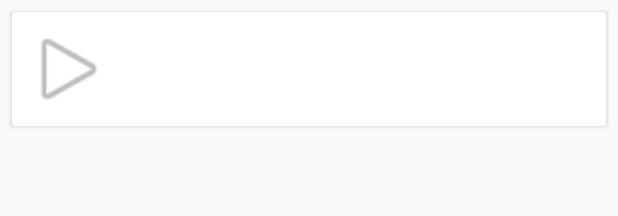
After one commit to Sartikainen/TopMovies, an Android app: the layout trailer_item.xml on its own in the app's theme, with its tools: preview values and no code run, on a phone screen of 412 x 824 dp. The commit adds this screen. Shown: the top 216 px of the screen. Run offline under Robolectric (Android 15) with nearby library versions, the phone set to English and light mode, and no system bars.

Commit message:
add trailer_item, review_item.xml

```diff
--- a/app/src/main/java/com/example/topmovies/FavouriteActivity.java
+++ b/app/src/main/java/com/example/topmovies/FavouriteActivity.java
@@ -15,6 +15,7 @@ import androidx.lifecycle.ViewModelProvider;
 import androidx.recyclerview.widget.GridLayoutManager;
 import androidx.recyclerview.widget.RecyclerView;
 
+import com.example.topmovies.adapters.MovieAdapter;
 import com.example.topmovies.data.FavouriteMovie;
 import com.example.topmovies.data.MainViewModel;
 import com.example.topmovies.data.Movie;
--- a/app/src/main/java/com/example/topmovies/MainActivity.java
+++ b/app/src/main/java/com/example/topmovies/MainActivity.java
@@ -18,6 +18,7 @@ import androidx.lifecycle.ViewModelProvider;
 import androidx.recyclerview.widget.GridLayoutManager;
 import androidx.recyclerview.widget.RecyclerView;
 
+import com.example.topmovies.adapters.MovieAdapter;
 import com.example.topmovies.data.MainViewModel;
 import com.example.topmovies.data.Movie;
 import com.example.topmovies.utils.JSONUtils;
--- /dev/null
+++ b/app/src/main/res/layout/trailer_item.xml
@@ -0,0 +1,38 @@
+<?xml version="1.0" encoding="utf-8"?>
+<androidx.cardview.widget.CardView xmlns:android="http://schemas.android.com/apk/res/android"
+    xmlns:app="http://schemas.android.com/apk/res-auto"
+    xmlns:tools="http://schemas.android.com/tools"
+    android:layout_width="match_parent"
+    android:layout_height="wrap_content"
+    android:layout_margin="8dp">
+
+    <androidx.constraintlayout.widget.ConstraintLayout
+        android:layout_width="match_parent"
+        android:layout_height="wrap_content">
+
+        <ImageView
+            android:id="@+id/ivPlay"
+            android:layout_width="60dp"
+            android:layout_height="60dp"
+            android:layout_margin="8dp"
+            android:contentDescription="@string/launch_trailer"
+            app:layout_constraintBottom_toBottomOf="parent"
+            app:layout_constraintStart_toStartOf="parent"
+            app:layout_constraintTop_toTopOf="parent"
+            app:srcCompat="@android:drawable/ic_media_play">
+        </ImageView>
+
+        <TextView
+            android:id="@+id/tvNameOfVideo"
+            android:layout_width="0dp"
+            android:layout_height="wrap_content"
+            android:layout_margin="8dp"
+            app:layout_constraintStart_toEndOf="@id/ivPlay"
+            app:layout_constraintTop_toTopOf="parent"
+            app:layout_constraintEnd_toEndOf="parent"
+            app:layout_constraintBottom_toBottomOf="parent"
+            >
+        </TextView>
+    </androidx.constraintlayout.widget.ConstraintLayout>
+
+</androidx.cardview.widget.CardView>
--- a/app/src/main/res/values/strings.xml
+++ b/app/src/main/res/values/strings.xml
@@ -7,4 +7,5 @@
     <string name="delete_from_favourite">Удалено из избранного</string>
     <string name="item_main">Главная</string>
     <string name="item_favourite">Избранное</string>
+    <string name="launch_trailer">Запустить Трейлер</string>
 </resources>
```
Also changed, not shown: app/src/main/java/com/example/topmovies/DetailActivity.java (+36 -0 lines), app/src/main/java/com/example/topmovies/adapters/MovieAdapter.java (renamed from app/src/main/java/com/example/topmovies/MovieAdapter.java, +4 -3 lines), app/src/main/java/com/example/topmovies/adapters/ReviewAdapter.java (added, +55 -0 lines), app/src/main/java/com/example/topmovies/adapters/TrailerAdapter.java (added, +71 -0 lines), app/src/main/java/com/example/topmovies/data/Review.java (added, +27 -0 lines), app/src/main/java/com/example/topmovies/data/Trailer.java (added, +27 -0 lines), app/src/main/java/com/example/topmovies/utils/JSONUtils.java (+52 -0 lines), app/src/main/java/com/example/topmovies/utils/NetworkUtils.java (+47 -0 lines), app/src/main/res/layout/activity_detail.xml (+17 -0 lines), app/src/main/res/layout/review_item.xml (added, +34 -0 lines).
